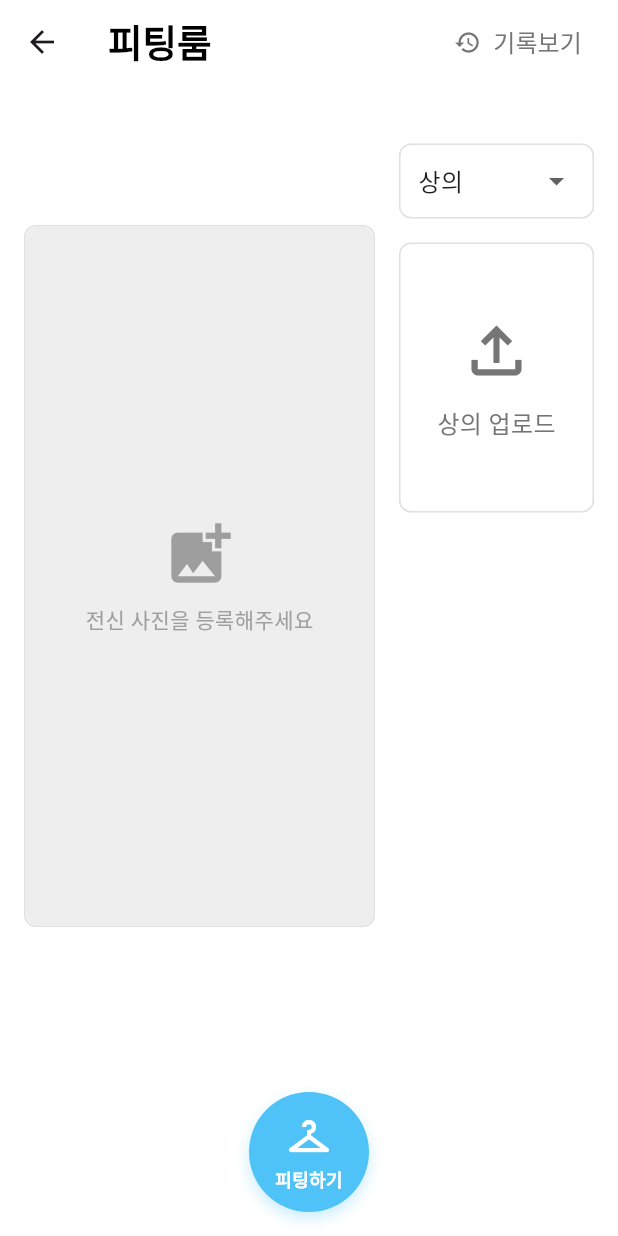
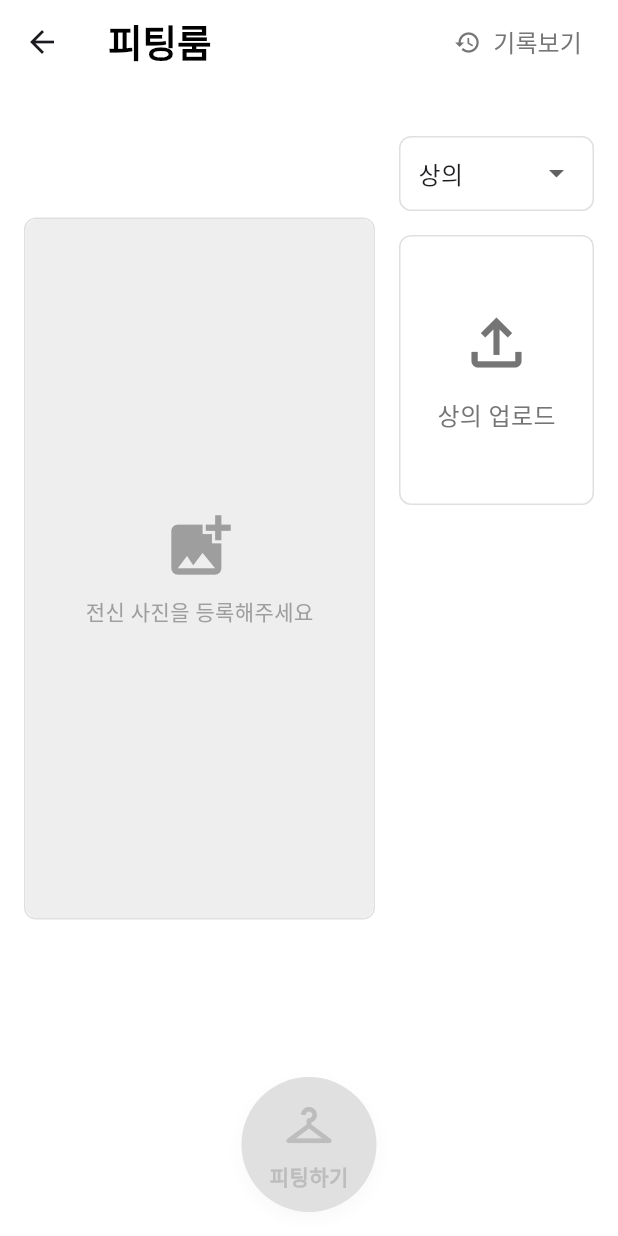
Before and after one commit to jinseok2101/iDress, a Flutter app: the FittingRoomPage screen opened directly with empty values, on a phone screen of 412 x 824 dp. Run offline on Flutter 3.47's test engine with Material 3 defaults, Android fonts, the phone set to English and light mode, and no system bars; our stand-ins replace firebase_auth, firebase_core, firebase_database, firebase_messaging, firebase_storage, flutter_image_compress and 6 more; missing offline and left inert: giffy_dialog, kakao_flutter_sdk_user, omni_datetime_picker; accounts and stored records are empty.

Commit message:
옷을 업로드하면 피팅하기 버튼 활성화

```diff
--- a/lib/screens/fitting_room/fitting_room_page.dart
+++ b/lib/screens/fitting_room/fitting_room_page.dart
@@ -444,47 +444,34 @@ class _FittingRoomPageState extends State<FittingRoomPage> {
   }
 
   Widget _buildFittingButton() {
+    bool hasTopImage = topImage != null || topImageUrl != null;
+    bool hasBottomImage = bottomImage != null || bottomImageUrl != null;
+    bool isEnabled = (selectedOption == '상의+하의' && hasTopImage && hasBottomImage) ||
+        ((selectedOption == '상의' || selectedOption == '하의' ||
+            selectedOption == '올인원' || selectedOption == '아우터') &&
+            (hasTopImage || hasBottomImage));
+
     return Container(
-      width: 80,
-      height: 80,
+      width: 90,
+      height: 90,
       decoration: BoxDecoration(
-        color: Colors.lightBlue[300],
+        color: isEnabled ? Colors.lightBlue[300] : Colors.grey[300],
         shape: BoxShape.circle,
         boxShadow: [
           BoxShadow(
-            color: Colors.lightBlue[300]!.withOpacity(0.3),
+            color: isEnabled
+                ? Colors.lightBlue[300]!.withOpacity(0.3)
+                : Colors.grey[300]!.withOpacity(0.2),
+            spreadRadius: 1,
             blurRadius: 8,
             offset: const Offset(0, 4),
           ),
         ],
       ),
+      child: Material(
+        color: Colors.transparent,
         child: InkWell(
-        onTap: () {
-          bool hasTopImage = topImage != null || topImageUrl != null;
-          bool hasBottomImage = bottomImage != null || bottomImageUrl != null;
-
-          if (selectedOption == '상의+하의' && (!hasTopImage || !hasBottomImage)) {
-            ScaffoldMessenger.of(context).showSnackBar(
-              const SnackBar(
-                content: Text('상의와 하의를 모두 선택해주세요'),
-                duration: Duration(seconds: 2),
-              ),
-            );
-            return;
-          }
-
-          if ((selectedOption == '상의' || selectedOption == '하의' ||
-              selectedOption == '올인원' || selectedOption == '아우터') &&
-              !hasTopImage && !hasBottomImage) {
-            ScaffoldMessenger.of(context).showSnackBar(
-              const SnackBar(
-                content: Text('의류를 선택해주세요'),
-                duration: Duration(seconds: 2),
-              ),
-            );
-            return;
-          }
-
+          onTap: isEnabled ? () {
             Navigator.push(
               context,
               MaterialPageRoute(
@@ -500,28 +487,29 @@ class _FittingRoomPageState extends State<FittingRoomPage> {
                 ),
               ),
             );
-        },
+          } : null,
           customBorder: CircleBorder(),
-        child: const Column(
+          child: Column(
             mainAxisAlignment: MainAxisAlignment.center,
             children: [
               Icon(
                 Icons.checkroom,
-              size: 32,
-              color: Colors.white,
+                size: 36,
+                color: isEnabled ? Colors.white : Colors.grey[400],
               ),
-            SizedBox(height: 4),
+              SizedBox(height: 6),
               Text(
                 '피팅하기',
                 style: TextStyle(
-                fontSize: 12,
-                color: Colors.white,
+                  fontSize: 14,
+                  color: isEnabled ? Colors.white : Colors.grey[400],
                   fontWeight: FontWeight.bold,
                 ),
               ),
             ],
           ),
         ),
+      ),
     );
   }
 }
```
Lines whose indentation alone changed are shown as unchanged.
